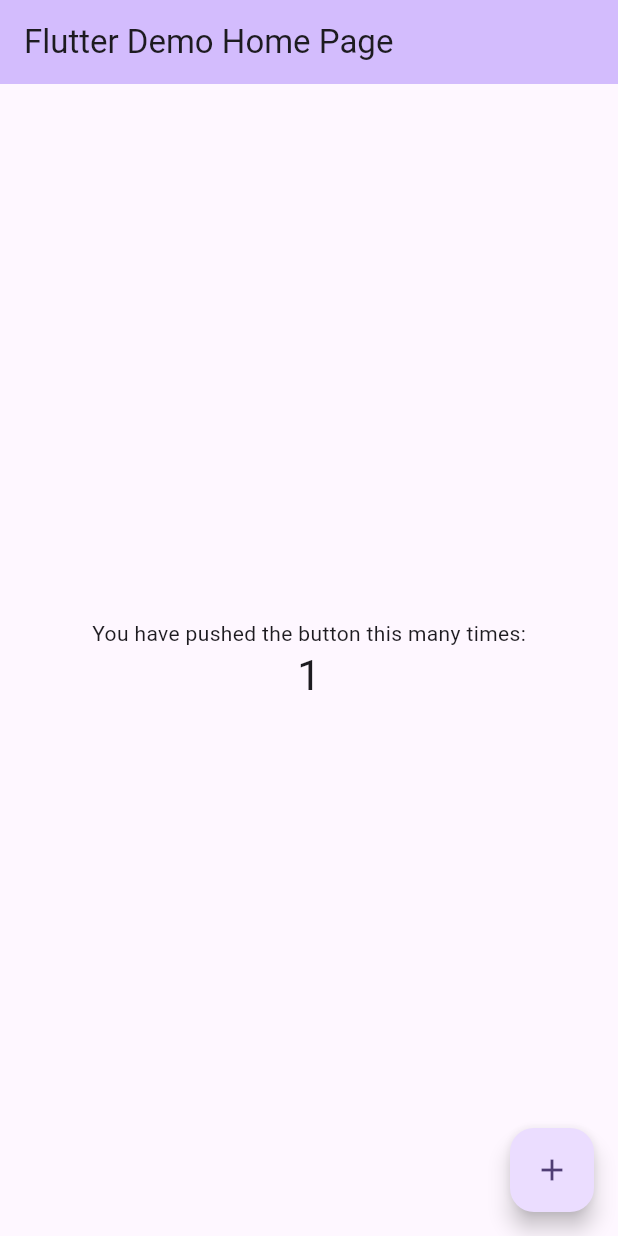
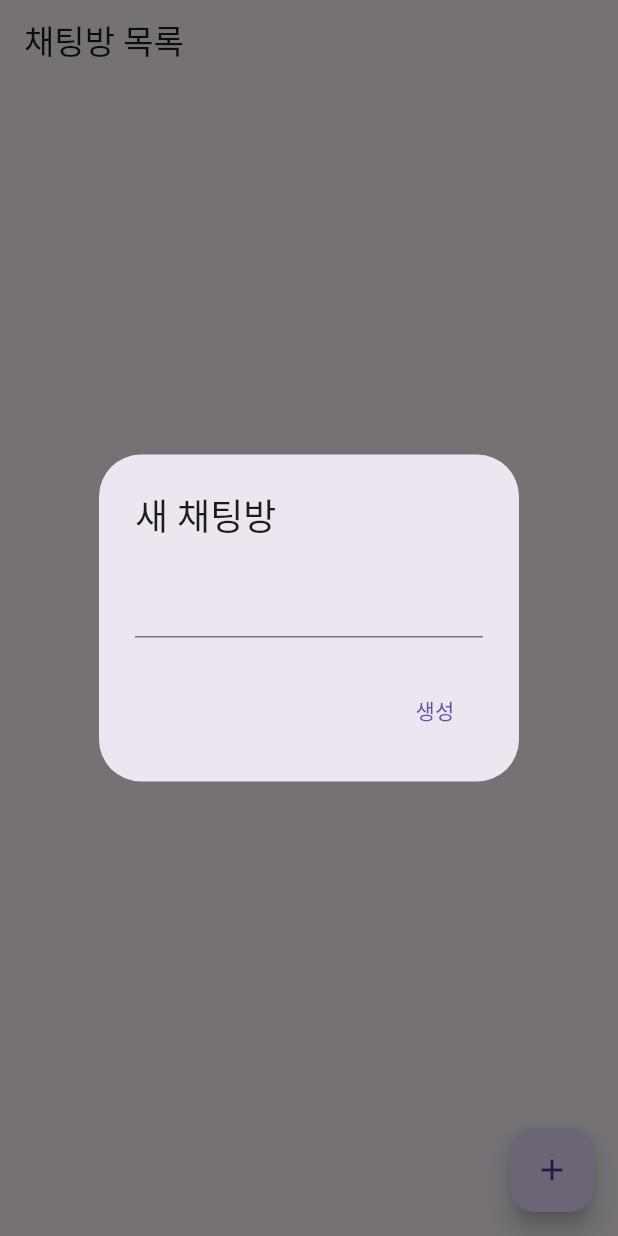
Before and after one commit to kerryfrog/turtle_soup, a Flutter app: the screen it shows after launch, after a tap on the "add" icon, on a phone screen of 412 x 824 dp. Run offline on Flutter 3.47's test engine with Material 3 defaults, Android fonts, the light colour scheme and no system bars; our stand-ins replace cloud_firestore, firebase_core; accounts and stored records are empty.

Commit message:
firebase chat room

```diff
--- a/lib/main.dart
+++ b/lib/main.dart
@@ -1,122 +1,25 @@
 import 'package:flutter/material.dart';
+import 'firebase_options.dart';
+import 'package:firebase_core/firebase_core.dart';
+import 'pages/room_list_page.dart';
 
-void main() {
+void main() async {
+  WidgetsFlutterBinding.ensureInitialized();
+  await Firebase.initializeApp(
+    options: DefaultFirebaseOptions.currentPlatform,
+  );
   runApp(const MyApp());
 }
 
 class MyApp extends StatelessWidget {
   const MyApp({super.key});
 
-  // This widget is the root of your application.
   @override
   Widget build(BuildContext context) {
     return MaterialApp(
-      title: 'Flutter Demo',
-      theme: ThemeData(
-        // This is the theme of your application.
-        //
-        // TRY THIS: Try running your application with "flutter run". You'll see
-        // the application has a purple toolbar. Then, without quitting the app,
-        // try changing the seedColor in the colorScheme below to Colors.green
-        // and then invoke "hot reload" (save your changes or press the "hot
-        // reload" button in a Flutter-supported IDE, or press "r" if you used
-        // the command line to start the app).
-        //
-        // Notice that the counter didn't reset back to zero; the application
-        // state is not lost during the reload. To reset the state, use hot
-        // restart instead.
-        //
-        // This works for code too, not just values: Most code changes can be
-        // tested with just a hot reload.
-        colorScheme: ColorScheme.fromSeed(seedColor: Colors.deepPurple),
-      ),
-      home: const MyHomePage(title: 'Flutter Demo Home Page'),
+      title: 'Turtle Soup Chat',
+      theme: ThemeData(useMaterial3: true),
+      home: const RoomListPage(),
     );
   }
 }
-
-class MyHomePage extends StatefulWidget {
-  const MyHomePage({super.key, required this.title});
-
-  // This widget is the home page of your application. It is stateful, meaning
-  // that it has a State object (defined below) that contains fields that affect
-  // how it looks.
-
-  // This class is the configuration for the state. It holds the values (in this
-  // case the title) provided by the parent (in this case the App widget) and
-  // used by the build method of the State. Fields in a Widget subclass are
-  // always marked "final".
-
-  final String title;
-
-  @override
-  State<MyHomePage> createState() => _MyHomePageState();
-}
-
-class _MyHomePageState extends State<MyHomePage> {
-  int _counter = 0;
-
-  void _incrementCounter() {
-    setState(() {
-      // This call to setState tells the Flutter framework that something has
-      // changed in this State, which causes it to rerun the build method below
-      // so that the display can reflect the updated values. If we changed
-      // _counter without calling setState(), then the build method would not be
-      // called again, and so nothing would appear to happen.
-      _counter++;
-    });
-  }
-
-  @override
-  Widget build(BuildContext context) {
-    // This method is rerun every time setState is called, for instance as done
-    // by the _incrementCounter method above.
-    //
-    // The Flutter framework has been optimized to make rerunning build methods
-    // fast, so that you can just rebuild anything that needs updating rather
-    // than having to individually change instances of widgets.
-    return Scaffold(
-      appBar: AppBar(
-        // TRY THIS: Try changing the color here to a specific color (to
-        // Colors.amber, perhaps?) and trigger a hot reload to see the AppBar
-        // change color while the other colors stay the same.
-        backgroundColor: Theme.of(context).colorScheme.inversePrimary,
-        // Here we take the value from the MyHomePage object that was created by
-        // the App.build method, and use it to set our appbar title.
-        title: Text(widget.title),
-      ),
-      body: Center(
-        // Center is a layout widget. It takes a single child and positions it
-        // in the middle of the parent.
-        child: Column(
-          // Column is also a layout widget. It takes a list of children and
-          // arranges them vertically. By default, it sizes itself to fit its
-          // children horizontally, and tries to be as tall as its parent.
-          //
-          // Column has various properties to control how it sizes itself and
-          // how it positions its children. Here we use mainAxisAlignment to
-          // center the children vertically; the main axis here is the vertical
-          // axis because Columns are vertical (the cross axis would be
-          // horizontal).
-          //
-          // TRY THIS: Invoke "debug painting" (choose the "Toggle Debug Paint"
-          // action in the IDE, or press "p" in the console), to see the
-          // wireframe for each widget.
-          mainAxisAlignment: MainAxisAlignment.center,
-          children: <Widget>[
-            const Text('You have pushed the button this many times:'),
-            Text(
-              '$_counter',
-              style: Theme.of(context).textTheme.headlineMedium,
-            ),
-          ],
-        ),
-      ),
-      floatingActionButton: FloatingActionButton(
-        onPressed: _incrementCounter,
-        tooltip: 'Increment',
-        child: const Icon(Icons.add),
-      ), // This trailing comma makes auto-formatting nicer for build methods.
-    );
-  }
-}
--- /dev/null
+++ b/lib/pages/room_list_page.dart
@@ -0,0 +1,68 @@
+import 'package:flutter/material.dart';
+import 'package:cloud_firestore/cloud_firestore.dart';
+import 'chat_room_page.dart';
+
+class RoomListPage extends StatelessWidget {
+  const RoomListPage({super.key});
+
+  @override
+  Widget build(BuildContext context) {
+    return Scaffold(
+      appBar: AppBar(title: const Text('채팅방 목록')),
+      body: StreamBuilder<QuerySnapshot>(
+        stream: FirebaseFirestore.instance
+            .collection('rooms')
+            .orderBy('createdAt', descending: true)
+            .snapshots(),
+        builder: (context, snapshot) {
+          if (!snapshot.hasData)
+            return const Center(child: CircularProgressIndicator());
+          final rooms = snapshot.data!.docs;
+          return ListView.builder(
+            itemCount: rooms.length,
+            itemBuilder: (context, index) {
+              final room = rooms[index];
+              return ListTile(
+                title: Text(room['name']),
+                onTap: () {
+                  Navigator.push(
+                    context,
+                    MaterialPageRoute(
+                      builder: (_) =>
+                          ChatRoomPage(roomId: room.id, roomName: room['name']),
+                    ),
+                  );
+                },
+              );
+            },
+          );
+        },
+      ),
+      floatingActionButton: FloatingActionButton(
+        onPressed: () async {
+          final controller = TextEditingController();
+          await showDialog(
+            context: context,
+            builder: (_) => AlertDialog(
+              title: const Text('새 채팅방'),
+              content: TextField(controller: controller),
+              actions: [
+                TextButton(
+                  onPressed: () {
+                    FirebaseFirestore.instance.collection('rooms').add({
+                      'name': controller.text,
+                      'createdAt': FieldValue.serverTimestamp(),
+                    });
+                    Navigator.pop(context);
+                  },
+                  child: const Text('생성'),
+                ),
+              ],
+            ),
+          );
+        },
+        child: const Icon(Icons.add),
+      ),
+    );
+  }
+}
--- a/pubspec.yaml
+++ b/pubspec.yaml
@@ -31,6 +31,9 @@ dependencies:
   flutter:
     sdk: flutter
 
+
+  firebase_core: ^2.27.0
+  cloud_firestore: ^4.15.0
   # The following adds the Cupertino Icons font to your application.
   # Use with the CupertinoIcons class for iOS style icons.
   cupertino_icons: ^1.0.8
```
Also changed, not shown: lib/pages/chat_room_page.dart (added, +83 -0 lines), firebase.json (added), lib/firebase_options.dart (added), pubspec.lock, 16 other files.
